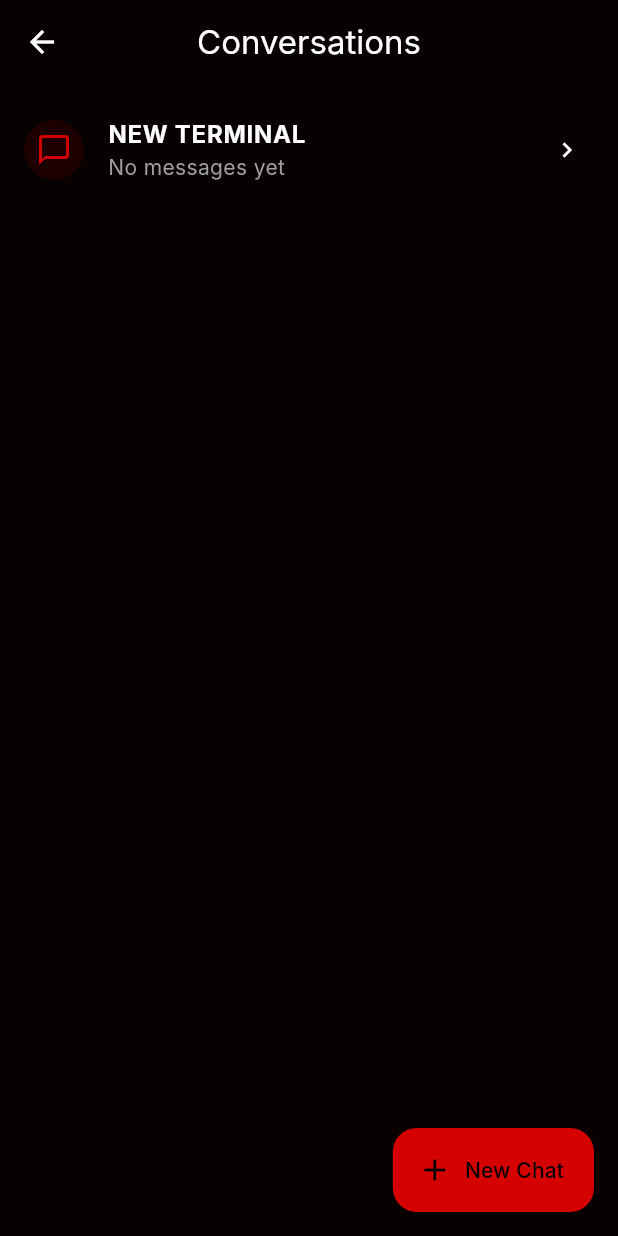
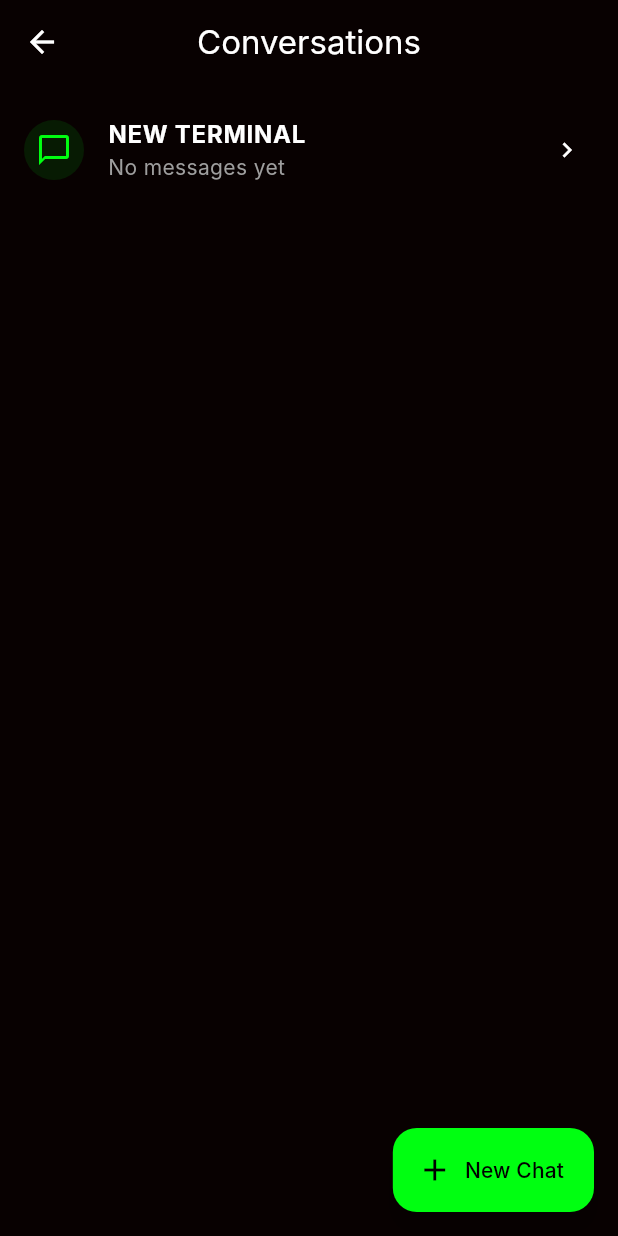
Before and after one commit to SID-1023/My-Sero, a Flutter app: the screen it shows after launch, item 3 of the bottom bar chosen, after a tap on the "chat bubble outline" icon, on a phone screen of 412 x 824 dp. Run offline on Flutter 3.47's test engine with Material 3 defaults, Android fonts, the phone set to English and light mode, and no system bars; our stand-ins replace flutter_contacts, flutter_dotenv, flutter_tts, google_generative_ai, permission_handler, speech_to_text; missing offline and left inert: flutter_device_apps; Roboto replaces fonts that are missing (Inter).

Commit message:
Update project

```diff
--- a/lib/features/chat/chat_provider.dart
+++ b/lib/features/chat/chat_provider.dart
@@ -1,12 +1,14 @@
 import 'dart:math';
 import 'package:flutter/material.dart';
-import 'package:flutter/services.dart'; // For HapticFeedback
+import 'package:flutter/services.dart';
 import 'package:google_generative_ai/google_generative_ai.dart' as ai;
 import 'package:flutter_device_apps/flutter_device_apps.dart';
 import 'package:flutter_dotenv/flutter_dotenv.dart';
 import 'package:speech_to_text/speech_to_text.dart';
 import 'package:flutter_tts/flutter_tts.dart';
 import 'package:permission_handler/permission_handler.dart';
+import 'package:flutter_contacts/flutter_contacts.dart'; // NEW
+import 'package:url_launcher/url_launcher.dart'; // NEW
 
 import 'models/chat_message.dart';
 import 'models/chat_session.dart';
@@ -38,10 +40,9 @@ class ChatProvider with ChangeNotifier {
   void _initTTS() {
     _flutterTts.setLanguage("en-US");
     _flutterTts.setPitch(1.0);
-    _flutterTts.setSpeechRate(0.45); // Slightly slower for a "calm" Sero voice
+    _flutterTts.setSpeechRate(0.45);
   }
 
-  /// Toggles microphone and provides haptic feedback
   Future<void> toggleListening() async {
     if (_isListening) {
       await _speechToText.stop();
@@ -58,7 +59,7 @@ class ChatProvider with ChangeNotifier {
       );
 
       if (available) {
-        HapticFeedback.heavyImpact(); // Signal start
+        HapticFeedback.heavyImpact();
         _isListening = true;
         _lastSpokenWords = "";
         notifyListeners();
@@ -81,6 +82,7 @@ class ChatProvider with ChangeNotifier {
   void _initializeModel() {
     final apiKey = dotenv.env['GEMINI_API_KEY'] ?? 'YOUR_API_KEY';
 
+    // TOOL 1: Open App
     final openAppTool = ai.FunctionDeclaration(
       'open_app',
       'Searches for and opens an installed application on the device.',
@@ -94,14 +96,49 @@ class ChatProvider with ChangeNotifier {
       ),
     );
 
+    // TOOL 2: Search Contacts (NEW)
+    final searchContactsTool = ai.FunctionDeclaration(
+      'search_contacts',
+      'Searches the device contacts for a name to find their phone number.',
+      ai.Schema.object(
+        properties: {
+          'name': ai.Schema.string(
+            description: 'The name of the person to search for.',
+          ),
+        },
+        requiredProperties: ['name'],
+      ),
+    );
+
+    // TOOL 3: Dial Number (NEW)
+    final dialNumberTool = ai.FunctionDeclaration(
+      'dial_number',
+      'Opens the phone dialer with a specific phone number.',
+      ai.Schema.object(
+        properties: {
+          'phoneNumber': ai.Schema.string(
+            description: 'The phone number to dial.',
+          ),
+        },
+        requiredProperties: ['phoneNumber'],
+      ),
+    );
+
     _model = ai.GenerativeModel(
-      model: 'gemini-2.0-flash', // Optimized for 2025 performance
+      model: 'gemini-2.0-flash',
       apiKey: apiKey,
       tools: [
-        ai.Tool(functionDeclarations: [openAppTool]),
+        ai.Tool(
+          functionDeclarations: [
+            openAppTool,
+            searchContactsTool,
+            dialNumberTool,
+          ],
+        ),
       ],
       systemInstruction: ai.Content.system(
         "You are Sero, a helpful assistant. Use open_app to launch apps. "
+        "To call someone, first use search_contacts to find their number, then use dial_number. "
         "Keep responses short and empathetic. If successful, use a terminal-style [SUCCESS] tag.",
       ),
     );
@@ -153,47 +190,58 @@ class ChatProvider with ChangeNotifier {
     notifyListeners();
 
     try {
-      // Map history correctly for the model
       final history = _activeChat!.messages
           .take(_activeChat!.messages.length - 1)
-          .map((m) {
-            return m.sender == MessageSender.user
+          .map(
+            (m) => m.sender == MessageSender.user
                 ? ai.Content.text(m.text)
-                : ai.Content.model([ai.TextPart(m.text)]);
-          })
+                : ai.Content.model([ai.TextPart(m.text)]),
+          )
           .toList();
 
       final aiChat = _model.startChat(history: history);
       var response = await aiChat.sendMessage(ai.Content.text(userText));
 
-      // 1. Automatic smarter title generation for first message
-      if (_activeChat!.messages.length <= 2) {
-        _generateSmartTitle(userText);
-      }
+      if (_activeChat!.messages.length <= 2) _generateSmartTitle(userText);
 
-      // 2. Handle Tool Usage
-      final functionCalls = response.functionCalls.toList();
-      if (functionCalls.isNotEmpty) {
-        for (final call in functionCalls) {
+      // --- AGENTIC TOOL LOOP ---
+      while (response.functionCalls.isNotEmpty) {
+        final List<ai.FunctionResponse> functionResponses = [];
+
+        for (final call in response.functionCalls) {
           if (call.name == 'open_app') {
             final appName = call.args['appName'] as String;
-            final bool success = await _launchAppLogic(appName);
-
-            response = await aiChat.sendMessage(
-              ai.Content.functionResponses([
+            final success = await _launchAppLogic(appName);
+            functionResponses.add(
               ai.FunctionResponse(call.name, {
                 'status': success ? 'success' : 'failed',
-                  'message': success
-                      ? 'App $appName launched.'
-                      : 'App not found.',
+                'message': success ? 'App launched.' : 'App not found.',
               }),
-              ]),
+            );
+          } else if (call.name == 'search_contacts') {
+            final name = call.args['name'] as String;
+            final number = await _internalSearchContacts(name);
+            functionResponses.add(
+              ai.FunctionResponse(call.name, {'phoneNumber': number}),
+            );
+          } else if (call.name == 'dial_number') {
+            final phone = call.args['phoneNumber'] as String;
+            final success = await _internalDialNumber(phone);
+            functionResponses.add(
+              ai.FunctionResponse(call.name, {
+                'status': success ? 'dialing' : 'failed',
+              }),
             );
           }
         }
+
+        // Feed tool results back to the AI for its next decision
+        response = await aiChat.sendMessage(
+          ai.Content.functionResponses(functionResponses),
+        );
       }
 
-      // 3. Final Text Response
+      // Final Text Response from Sero
       if (response.text != null) {
         final aiMsg = ChatMessage(
           id: _id(),
@@ -205,31 +253,45 @@ class ChatProvider with ChangeNotifier {
         await _flutterTts.speak(response.text!);
       }
     } catch (e) {
-      // THE FIX: Robust error catching for "Uplink" issues
       debugPrint("Sero Error: $e");
-      final errorMsg = ChatMessage(
+      _activeChat!.messages.add(
+        ChatMessage(
           id: _id(),
-        text: "CRITICAL ERROR: Uplink interrupted. System standby.",
+          text: "CRITICAL ERROR: Uplink interrupted.",
           sender: MessageSender.sero,
           timestamp: DateTime.now(),
+        ),
       );
-      _activeChat!.messages.add(errorMsg);
-      await _flutterTts.speak("Uplink interrupted. System standby.");
     } finally {
       _isTyping = false;
       notifyListeners();
     }
   }
 
-  /// Smarter title generator using simple logic (avoiding extra AI calls to save quota)
-  void _generateSmartTitle(String text) {
-    String cleanTitle = text.trim().toUpperCase();
-    if (cleanTitle.length > 20) {
-      cleanTitle = "${cleanTitle.substring(0, 17)}...";
+  // --- INTERNAL HELPER METHODS ---
+
+  Future<String> _internalSearchContacts(String name) async {
+    if (await Permission.contacts.request().isGranted) {
+      final List<Contact> contacts = await FlutterContacts.getContacts(
+        withProperties: true,
+      );
+      final match = contacts.firstWhere(
+        (c) => c.displayName.toLowerCase().contains(name.toLowerCase()),
+        orElse: () => Contact(),
+      );
+      return (match.phones.isNotEmpty)
+          ? match.phones.first.number
+          : "not found";
     }
-    _activeChat = _activeChat!.copyWith(title: cleanTitle);
-    final index = _chats.indexWhere((c) => c.id == _activeChat!.id);
-    if (index != -1) _chats[index] = _activeChat!;
+    return "permission denied";
+  }
+
+  Future<bool> _internalDialNumber(String number) async {
+    final Uri telUri = Uri(scheme: 'tel', path: number.replaceAll(' ', ''));
+    if (await canLaunchUrl(telUri)) {
+      return await launchUrl(telUri);
+    }
+    return false;
   }
 
   Future<bool> _launchAppLogic(String name) async {
@@ -238,20 +300,26 @@ class ChatProvider with ChangeNotifier {
         includeSystem: true,
         onlyLaunchable: true,
       );
-
       final match = apps.cast<AppInfo?>().firstWhere(
         (app) =>
             (app?.appName ?? "").toLowerCase().contains(name.toLowerCase()),
         orElse: () => null,
       );
-
-      if (match != null) {
+      if (match != null)
         return await FlutterDeviceApps.openApp(match.packageName!);
-      }
       return false;
     } catch (e) {
       return false;
     }
+  }
+
+  void _generateSmartTitle(String text) {
+    String cleanTitle = text.trim().toUpperCase();
+    if (cleanTitle.length > 20)
+      cleanTitle = "${cleanTitle.substring(0, 17)}...";
+    _activeChat = _activeChat!.copyWith(title: cleanTitle);
+    final index = _chats.indexWhere((c) => c.id == _activeChat!.id);
+    if (index != -1) _chats[index] = _activeChat!;
   }
 
   void clear() {
--- a/lib/features/ui/home_screen.dart
+++ b/lib/features/ui/home_screen.dart
@@ -119,7 +119,7 @@ class _HomeScreenState extends State<HomeScreen>
         Text(
           "I CAN SEARCH NEW CONTACTS",
           style: TextStyle(
-            color: Color(0xFFD50000),
+            color: Color.fromARGB(255, 14, 213, 0),
             fontSize: 10,
             fontWeight: FontWeight.w900,
             letterSpacing: 3,
@@ -132,7 +132,7 @@ class _HomeScreenState extends State<HomeScreen>
           style: TextStyle(
             fontSize: 34,
             fontWeight: FontWeight.w700,
-            color: Color(0xFFFFB3B3),
+            color: Color.fromARGB(255, 14, 213, 0),
             height: 1.1,
           ),
         ),
--- a/lib/features/voice/voice_input.dart
+++ b/lib/features/voice/voice_input.dart
@@ -124,13 +124,13 @@ class VoiceInputProvider extends ChangeNotifier {
 
     switch (_currentEmotion) {
       case Emotion.calm:
-        return const Color(0xFF1AFF6B);
+        return const Color.fromARGB(255, 255, 0, 106);
       case Emotion.sad:
-        return const Color(0xFF4FC3F7);
+        return const Color.fromARGB(255, 0, 100, 146);
       case Emotion.stressed:
-        return const Color(0xFFFF5252);
+        return const Color.fromARGB(255, 106, 53, 0);
       case Emotion.neutral:
-        return const Color(0xFFD50000);
+        return const Color.fromARGB(255, 0, 255, 17);
     }
   }
 
--- a/lib/widgets/mic_button.dart
+++ b/lib/widgets/mic_button.dart
@@ -116,13 +116,13 @@ class Mini3DPainter extends CustomPainter {
     Color? emotionTint;
     switch (emotion) {
       case Emotion.calm:
-        emotionTint = const Color(0xFF4CAF50); // green
+        emotionTint = Color.fromARGB(255, 255, 0, 106); // green
         break;
       case Emotion.sad:
-        emotionTint = const Color(0xFF2196F3); // blue
+        emotionTint = const Color.fromARGB(255, 0, 100, 146); // blue
         break;
       case Emotion.stressed:
-        emotionTint = const Color(0xFFFF5252); // red
+        emotionTint = const Color.fromARGB(255, 106, 53, 0); // red
         break;
       default:
         emotionTint = null;
@@ -139,9 +139,17 @@ class Mini3DPainter extends CustomPainter {
           baseStroke * (1.0 + (soundLevel / 100.0)).clamp(1.0, 1.14);
 
       // Base colors are chosen to preserve previous contrast
+      // Base colors updated to your Vibrant Green theme
       final Color baseTubeColor = isListening
-          ? const Color(0xFFFF2E2E)
-          : (isSpeaking ? const Color(0xFF8B0000) : const Color(0xFFD50000));
+          ? const Color(0xFF2EFF2E) // Bright Neon Green for active listening
+          : (isSpeaking
+                ? const Color(0xFF008B0E) // Darker Green pulse for speaking
+                : const Color.fromARGB(
+                    255,
+                    0,
+                    255,
+                    17,
+                  )); // YOUR EXACT NEUTRAL GREEN
 
       // Blend with emotion tint subtly if present
       final Color tubeColor = emotionTint != null
@@ -170,8 +178,17 @@ class Mini3DPainter extends CustomPainter {
           );
 
       final Color baseGlowColor = isListening
-          ? const Color(0xFFFF1A1A)
-          : (isSpeaking ? const Color(0xFF6B0000) : const Color(0xFFFF1A1A));
+          ? const Color.fromARGB(255, 0, 255, 17) // Your green when listening
+          : (isSpeaking
+                ? const Color(
+                    0xFF004D08,
+                  ) // Deep forest green glow when speaking
+                : const Color.fromARGB(
+                    255,
+                    0,
+                    255,
+                    17,
+                  )); // YOUR EXACT NEUTRAL GREEN GLOW
 
       final Color glowColor = emotionTint != null
           ? Color.lerp(baseGlowColor, emotionTint, 0.34) ?? baseGlowColor
```
Also changed, not shown: pubspec.yaml (+12 -7 lines), pubspec.lock, 6 other files. Lines whose indentation alone changed are shown as unchanged.
